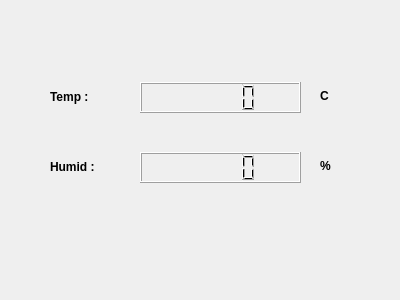
Old version of the form day06/SensorWidget.ui in the repository LEUNSU/basic-rasberrypi-2024.
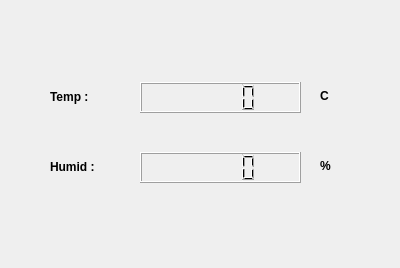
New version of the form.

```diff
--- a/day06/SensorWidget.ui
+++ b/day06/SensorWidget.ui
@@ -7,7 +7,7 @@
     <x>0</x>
     <y>0</y>
     <width>400</width>
-    <height>300</height>
+    <height>268</height>
    </rect>
   </property>
   <property name="windowTitle">
```
Left out of the diff: 4 changed lines with no effect on the pictures.
